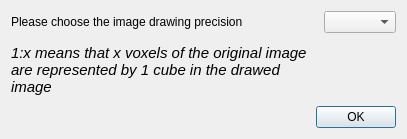
The window that Polyhedron/demo/Polyhedron/Plugins/Mesh_3_plugin/Image_res_dialog.ui (CGAL/cgal) describes before a commit, drawn with Qt 5.
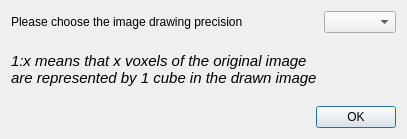
The same window after the commit.

Patch:
```diff
--- a/Polyhedron/demo/Polyhedron/Plugins/Mesh_3_plugin/Image_res_dialog.ui
+++ b/Polyhedron/demo/Polyhedron/Plugins/Mesh_3_plugin/Image_res_dialog.ui
@@ -58,7 +58,7 @@
       </font>
      </property>
      <property name="text">
-      <string>1:x means that x voxels of the original image are represented by 1 cube in the drawed image</string>
+      <string>1:x means that x voxels of the original image are represented by 1 cube in the drawn image</string>
      </property>
      <property name="wordWrap">
       <bool>true</bool>
```
